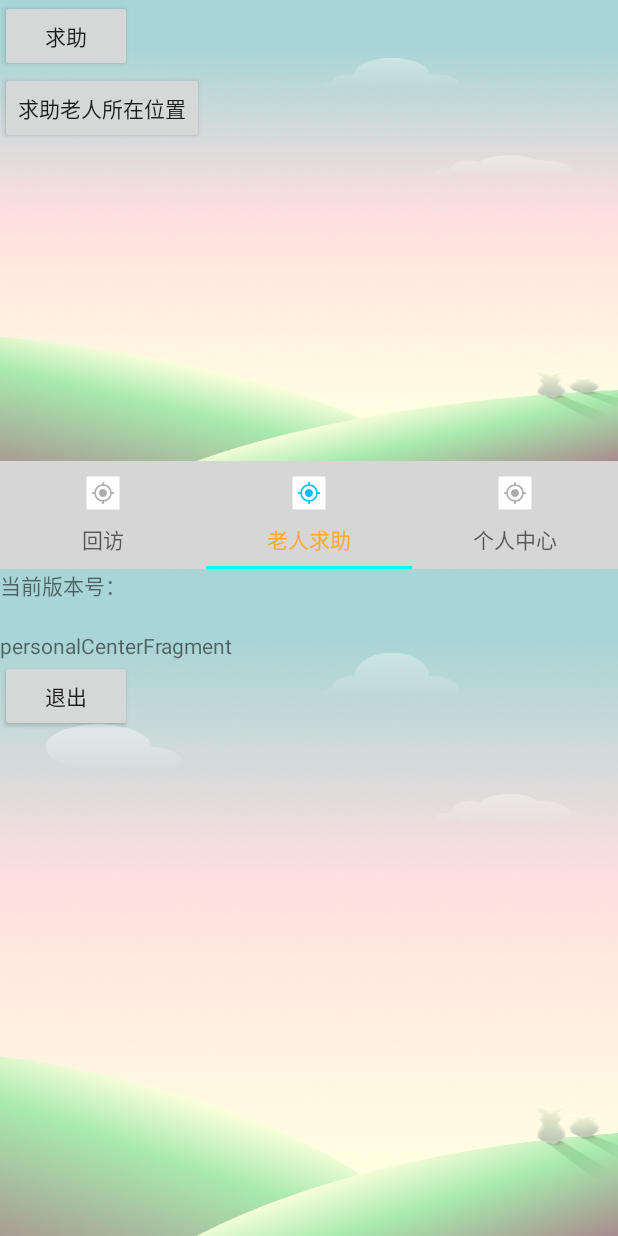
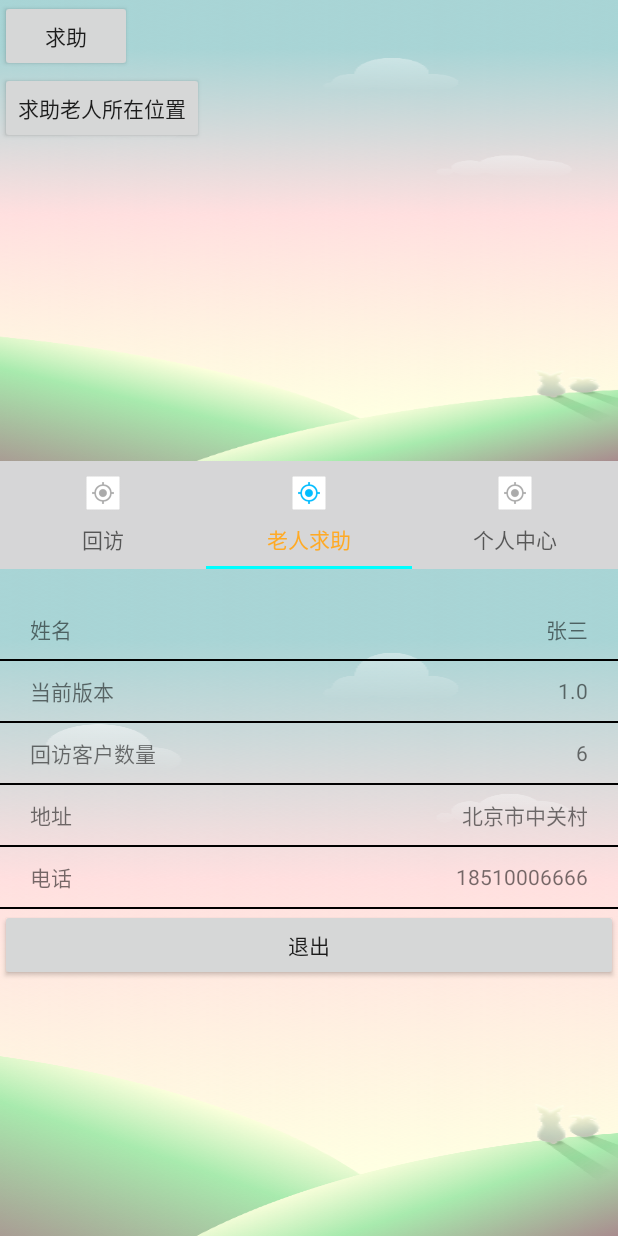
Before and after one commit to daringjw/GridMember, an Android app: the fragment PersonalCenterFragment placed in its activity, tab 2 chosen, on a phone screen of 412 x 824 dp. Run offline under Robolectric (Android 15) with nearby library versions, the phone set to English and light mode, and no system bars; our stand-ins replace EventBus; libraries missing offline, so code that uses them is left out: cn.pedant, com.baidu.location, com.blankj.utilcode, com.hyphenate, com.hyphenate.chat and 3 more; 24 statements that could not run were skipped.

Commit message:
个人中心开发

```diff
--- a/GridMember/app/src/main/java/com/jkkc/gridmember/LoginActivity.java
+++ b/GridMember/app/src/main/java/com/jkkc/gridmember/LoginActivity.java
@@ -89,7 +89,6 @@ public class LoginActivity extends AppCompatActivity {
             //正式版本
             Bugly.init(getApplicationContext(), "001e1b77fe", false);
 
-
         }
 
 
@@ -146,8 +145,15 @@ public class LoginActivity extends AppCompatActivity {
         public void onConnected() {
 
             Log.d(TAG, "已连接上");
-            startActivity(new Intent(getApplicationContext(), MainActivity.class));
-            finish();
+            Intent intent = getIntent();
+            boolean logout = intent.getBooleanExtra("logout", false);
+            Log.d(TAG,"logout = "+logout);
+            if (!logout){
+                startActivity(new Intent(getApplicationContext(), MainActivity.class));
+                finish();
+            }
+
+
 
         }
 
@@ -164,21 +170,18 @@ public class LoginActivity extends AppCompatActivity {
                                 LoginActivity.class));
 
 
-
                     } else if (error == EMError.USER_LOGIN_ANOTHER_DEVICE) {
                         // 显示帐号在其他设备登录
                         startActivity(new Intent(getApplicationContext(),
                                 LoginActivity.class));
 
 
-
                     } else {
                         if (NetUtils.hasNetwork(LoginActivity.this)) {
+
                             //连接不到聊天服务器
-
                             startActivity(new Intent(getApplicationContext(),
                                     LoginActivity.class));
-
 
 
                         } else {
@@ -191,8 +194,6 @@ public class LoginActivity extends AppCompatActivity {
                                             Toast.LENGTH_SHORT).show();
                                 }
                             });
-
-
 
 
                         }
@@ -213,17 +214,9 @@ public class LoginActivity extends AppCompatActivity {
         mPDialog.setCancelable(true);
         mPDialog.show();
 
-        /*new Handler().postDelayed(new Runnable() {
-            @Override
-            public void run() {
-                mPDialog.dismiss();
-                startActivity(new Intent(getApplicationContext(), MainActivity.class));
-                finish();
-            }
-        },1500);*/
+
         mAccount = mEtUserName.getText().toString().trim();
         mPwd = mEtPwd.getText().toString().trim();
-
 
 
         OkGo.<String>post(Config.GRIDMAN_URL + Config.LOGIN_URL)
@@ -330,7 +323,6 @@ public class LoginActivity extends AppCompatActivity {
         }
 
 
-
     }
 
 
--- a/GridMember/app/src/main/java/com/jkkc/gridmember/ui/fragment/PersonalCenterFragment.java
+++ b/GridMember/app/src/main/java/com/jkkc/gridmember/ui/fragment/PersonalCenterFragment.java
@@ -3,22 +3,24 @@ package com.jkkc.gridmember.ui.fragment;
 import android.content.Intent;
 import android.graphics.Color;
 import android.os.Bundle;
-import android.os.Handler;
 import android.support.annotation.Nullable;
 import android.support.v4.app.Fragment;
 import android.text.TextUtils;
-import android.util.Log;
 import android.view.LayoutInflater;
 import android.view.View;
 import android.view.ViewGroup;
 import android.widget.Button;
+import android.widget.RelativeLayout;
 import android.widget.TextView;
+import android.widget.Toast;
 
 import com.blankj.utilcode.util.AppUtils;
+import com.google.gson.Gson;
 import com.hyphenate.EMCallBack;
 import com.hyphenate.chat.EMClient;
 import com.jkkc.gridmember.LoginActivity;
 import com.jkkc.gridmember.R;
+import com.jkkc.gridmember.bean.LoginInfo;
 import com.jkkc.gridmember.utils.PrefUtils;
 import com.tencent.bugly.Bugly;
 
@@ -30,67 +32,103 @@ import cn.pedant.SweetAlert.SweetAlertDialog;
 
 public class PersonalCenterFragment extends Fragment {
 
+
+    private TextView mTvUserName;
+    private TextView mTvVersion;
+    private TextView mTvReturnVisitCount;
     private Button mBtnLogout;
-
-    private SweetAlertDialog mPDialog;
-    private TextView mTvUserLoginInfo;
-    private String mUser_info;
-    private TextView mTvVersionCode;
-
+    private TextView mTvAddress;
+    private TextView mTvPhone;
+    private RelativeLayout mRlVersion;
+    private SweetAlertDialog mLogoutDialog;
 
     @Nullable
     @Override
-    public View onCreateView(LayoutInflater inflater,
+    public View onCreateView(final LayoutInflater inflater,
                              @Nullable ViewGroup container,
                              @Nullable Bundle savedInstanceState) {
 
         View view = View.inflate(getActivity(), R.layout.fragment_personal_center, null);
-        mTvVersionCode = view.findViewById(R.id.tvVersionCode);
 
-        String isDebugStr = AppUtils.isAppDebug() ? "内测版本" : "正式版本";
-        mTvVersionCode.setText("当前版本：" + isDebugStr +
-                AppUtils.getAppVersionName() + "." +
-                AppUtils.getAppVersionCode());
+        mTvUserName = view.findViewById(R.id.tvUserName);
+        mTvVersion = view.findViewById(R.id.tvVersion);
+        mTvReturnVisitCount = view.findViewById(R.id.tvReturnVisitCount);
+        mBtnLogout = view.findViewById(R.id.btnLogout);
+
+        mTvAddress = view.findViewById(R.id.tvAddress);
+        mTvPhone = view.findViewById(R.id.tvPhone);
+
+        mRlVersion = view.findViewById(R.id.rlVersion);
+
+
         if (AppUtils.isAppDebug()) {
-            //内测版本
-            Bugly.init(getActivity(), "8711747843", false);
+            mTvVersion.setText("测试版本 " + AppUtils.getAppVersionName() +
+                    AppUtils.getAppVersionCode());
         } else {
-            //正式版本
-            Bugly.init(getActivity(), "001e1b77fe", false);
+            mTvVersion.setText("正式版本 " + AppUtils.getAppVersionName() +
+                    AppUtils.getAppVersionCode());
         }
 
+        mRlVersion.setOnClickListener(new View.OnClickListener() {
+            @Override
+            public void onClick(View view) {
+
+//                Toast.makeText(getActivity(),"检测升级",Toast.LENGTH_SHORT).show();
+
+                if (AppUtils.isAppDebug()) {
+                    //内测版本
+                    Bugly.init(getActivity(), "8711747843", false);
+
+                } else {
+                    //正式版本
+                    Bugly.init(getActivity(), "001e1b77fe", false);
+
+                }
+
+            }
+        });
 
 
-        mTvUserLoginInfo = view.findViewById(R.id.tvUserLoginInfo);
-        mUser_info = PrefUtils.getString(getActivity(), "user_info", null);
-        if (!TextUtils.isEmpty(mUser_info)) {
-
-            mTvUserLoginInfo.setText(mUser_info);
+        String user_info = PrefUtils.getString(getActivity(), "user_info", null);
+        if (!TextUtils.isEmpty(user_info)) {
+            Gson gson = new Gson();
+            LoginInfo loginInfo = gson.fromJson(user_info, LoginInfo.class);
+            mTvUserName.setText(loginInfo.getData().getName());
+            mTvAddress.setText(loginInfo.getData().getAddress());
+            mTvPhone.setText(loginInfo.getData().getPhone());
 
         }
 
 
-        mBtnLogout = view.findViewById(R.id.btnLogout);
         mBtnLogout.setOnClickListener(new View.OnClickListener() {
             @Override
             public void onClick(View view) {
 
+                mLogoutDialog = new SweetAlertDialog(getActivity(),
+                        SweetAlertDialog.PROGRESS_TYPE);
+                mLogoutDialog.getProgressHelper().setBarColor(Color.parseColor("#A5DC86"));
+                mLogoutDialog.setTitleText("用户正在退出");
+                mLogoutDialog.setCancelable(false);
+                mLogoutDialog.show();
 
-                if (mPDialog == null) {
-                    mPDialog = new SweetAlertDialog(getActivity(), SweetAlertDialog.PROGRESS_TYPE);
-                }
-                mPDialog.getProgressHelper().setBarColor(Color.parseColor("#A5DC86"));
-                mPDialog.setTitleText("用户正在退出...");
-                mPDialog.setCancelable(true);
-                mPDialog.show();
-
-
+                //退出
                 EMClient.getInstance().logout(true, new EMCallBack() {
 
                     @Override
                     public void onSuccess() {
                         // TODO Auto-generated method stub
-                        Log.d("PersonalCenterFragment", "环信账号退出");
+                        getActivity().runOnUiThread(new Runnable() {
+                            @Override
+                            public void run() {
+                                Toast.makeText(getActivity(), "用户退出", Toast.LENGTH_SHORT).show();
+                                mLogoutDialog.cancel();
+                            }
+                        });
+
+                        Intent intent = new Intent(getActivity(), LoginActivity.class);
+                        intent.putExtra("logout", true);
+                        startActivity(intent);
+                        getActivity().finish();
 
                     }
 
@@ -98,42 +136,23 @@ public class PersonalCenterFragment extends Fragment {
                     public void onProgress(int progress, String status) {
                         // TODO Auto-generated method stub
 
+
                     }
 
                     @Override
                     public void onError(int code, String message) {
                         // TODO Auto-generated method stub
 
-
                     }
                 });
 
-                new Handler().postDelayed(new Runnable() {
-                    @Override
-                    public void run() {
-
-                        mPDialog.dismiss();
-                        startActivity(new Intent(getActivity(), LoginActivity.class));
-                        getActivity().finish();
-
-
-                    }
-
-                }, 1000);
             }
         });
+
 
         return view;
 
     }
 
 
-    @Override
-    public void onDestroy() {
-        super.onDestroy();
-
-        if (mPDialog != null) {
-            mPDialog.dismiss();
-        }
-    }
 }
--- a/GridMember/app/src/main/res/layout/fragment_personal_center.xml
+++ b/GridMember/app/src/main/res/layout/fragment_personal_center.xml
@@ -1,27 +1,167 @@
 <?xml version="1.0" encoding="utf-8"?>
-<LinearLayout xmlns:android="http://schemas.android.com/apk/res/android"
+<LinearLayout
+    xmlns:android="http://schemas.android.com/apk/res/android"
     android:layout_width="match_parent"
+    android:layout_height="match_parent"
     android:background="@mipmap/splash"
-              android:layout_height="match_parent"
     android:orientation="vertical">
 
+    <RelativeLayout
+        android:layout_width="match_parent"
+        android:layout_height="40dp"
+        android:layout_marginTop="20dp">
+
         <TextView
-        android:id="@+id/tvVersionCode"
             android:layout_width="wrap_content"
             android:layout_height="wrap_content"
-        android:text="当前版本号："/>
+            android:layout_centerVertical="true"
+            android:layout_marginLeft="20dp"
+            android:text="姓名"/>
+
+        <TextView
+            android:id="@+id/tvUserName"
+            android:layout_width="wrap_content"
+            android:layout_height="wrap_content"
+            android:layout_alignParentRight="true"
+            android:layout_centerVertical="true"
+            android:layout_marginRight="20dp"
+            android:text="张三"/>
+
+    </RelativeLayout>
+
+    <View
+        android:layout_width="match_parent"
+        android:layout_height="1dp"
+        android:layout_alignParentBottom="true"
+        android:background="#000"
+        ></View>
 
 
+    <RelativeLayout
+        android:id="@+id/rlVersion"
+        android:layout_width="match_parent"
+        android:layout_height="40dp"
+        >
+
         <TextView
-        android:layout_marginTop="20dp"
-        android:id="@+id/tvUserLoginInfo"
             android:layout_width="wrap_content"
             android:layout_height="wrap_content"
-        android:text="personalCenterFragment"/>
+            android:layout_centerVertical="true"
+            android:layout_marginLeft="20dp"
+            android:text="当前版本"/>
+
+        <TextView
+            android:id="@+id/tvVersion"
+            android:layout_width="wrap_content"
+            android:layout_height="wrap_content"
+            android:layout_alignParentRight="true"
+            android:layout_centerVertical="true"
+            android:layout_marginRight="20dp"
+            android:text="1.0"/>
+
+    </RelativeLayout>
+
+    <View
+        android:layout_width="match_parent"
+        android:layout_height="1dp"
+        android:layout_alignParentBottom="true"
+        android:background="#000"
+        ></View>
+
+    <RelativeLayout
+        android:layout_width="match_parent"
+        android:layout_height="40dp"
+        >
+
+        <TextView
+            android:layout_width="wrap_content"
+            android:layout_height="wrap_content"
+            android:layout_centerVertical="true"
+            android:layout_marginLeft="20dp"
+            android:text="回访客户数量"/>
+
+        <TextView
+            android:id="@+id/tvReturnVisitCount"
+            android:layout_width="wrap_content"
+            android:layout_height="wrap_content"
+            android:layout_alignParentRight="true"
+            android:layout_centerVertical="true"
+            android:layout_marginRight="20dp"
+            android:text="6"/>
+
+    </RelativeLayout>
+
+    <View
+        android:layout_width="match_parent"
+        android:layout_height="1dp"
+        android:layout_alignParentBottom="true"
+        android:background="#000"
+        ></View>
+
+    <RelativeLayout
+        android:layout_width="match_parent"
+        android:layout_height="40dp"
+        >
+
+        <TextView
+            android:layout_width="wrap_content"
+            android:layout_height="wrap_content"
+            android:layout_centerVertical="true"
+            android:layout_marginLeft="20dp"
+            android:text="地址"/>
+
+        <TextView
+            android:id="@+id/tvAddress"
+            android:layout_width="wrap_content"
+            android:layout_height="wrap_content"
+            android:layout_alignParentRight="true"
+            android:layout_centerVertical="true"
+            android:layout_marginRight="20dp"
+            android:text="北京市中关村"/>
+
+    </RelativeLayout>
+
+    <View
+        android:layout_width="match_parent"
+        android:layout_height="1dp"
+        android:layout_alignParentBottom="true"
+        android:background="#000"
+        ></View>
+
+    <RelativeLayout
+        android:layout_width="match_parent"
+        android:layout_height="40dp"
+        >
+
+        <TextView
+            android:layout_width="wrap_content"
+            android:layout_height="wrap_content"
+            android:layout_centerVertical="true"
+            android:layout_marginLeft="20dp"
+            android:text="电话"/>
+
+        <TextView
+            android:id="@+id/tvPhone"
+            android:layout_width="wrap_content"
+            android:layout_height="wrap_content"
+            android:layout_alignParentRight="true"
+            android:layout_centerVertical="true"
+            android:layout_marginRight="20dp"
+            android:text="18510006666"/>
+
+    </RelativeLayout>
+
+    <View
+        android:layout_width="match_parent"
+        android:layout_height="1dp"
+        android:layout_alignParentBottom="true"
+        android:background="#000"
+        ></View>
+
 
     <Button
         android:id="@+id/btnLogout"
-        android:layout_width="wrap_content"
+        android:layout_width="match_parent"
         android:layout_height="wrap_content"
         android:text="退出"/>
 
```
Lines whose indentation alone changed are shown as unchanged.
